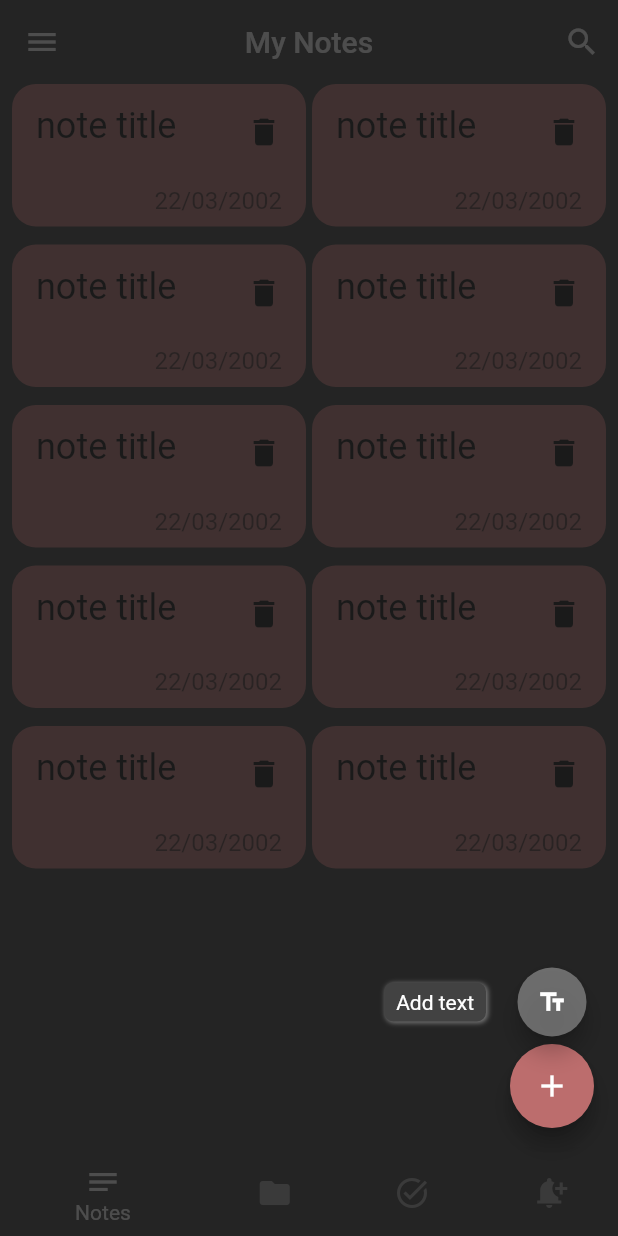
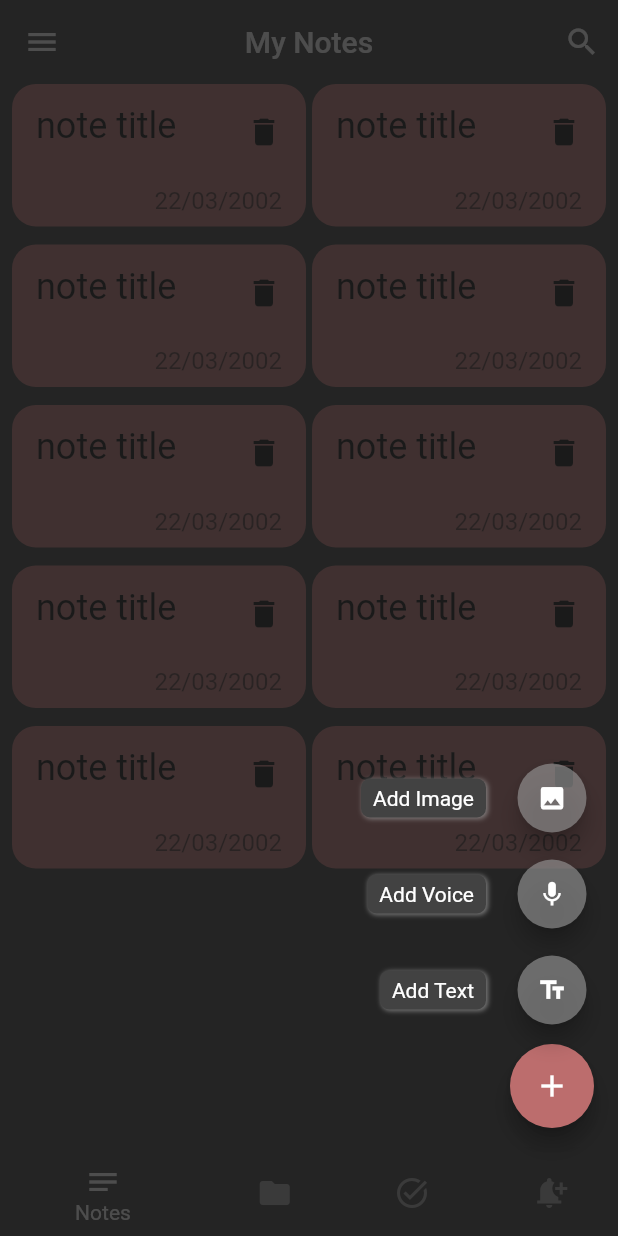
Before and after one commit to mellatilaid/notes-app, a Flutter app: the screen it shows after launch, after a tap on the "add" icon, on a phone screen of 412 x 824 dp. Run offline on Flutter 3.47's test engine with Material 2 defaults, Android fonts, the phone set to English and light mode, and no system bars; drawn by our look-alikes of flutter_speed_dial.

Commit message:
add (add note options) to add note aptions speed dial

```diff
--- a/lib/widgets/add_note_options_speed_dial.dart
+++ b/lib/widgets/add_note_options_speed_dial.dart
@@ -14,21 +14,36 @@ class AddNoteOptionsSpeedDial extends StatelessWidget {
       icon: Icons.add,
       backgroundColor: kPrimaryColor,
       foregroundColor: Colors.white,
+      spaceBetweenChildren: 8,
       children: [
-        SpeedDialChild(
-          child: const Icon(Icons.text_fields),
-          // The background color of the mini FAB
-          backgroundColor: Colors.grey.withOpacity(0.6),
-          // The foreground color of the mini FAB
-          foregroundColor: Colors.white,
-          // The label of the mini FAB
-          label: 'Add text',
-          // The action to perform when the mini FAB is tapped
-          onTap: () {
-            // Add your logic for adding text here
-          },
+        customSpeedDialChild(
+          icon: const Icon(Icons.text_fields),
+          label: 'Add Text',
+        ),
+        customSpeedDialChild(
+          icon: const Icon(Icons.mic),
+          label: 'Add Voice',
+        ),
+        customSpeedDialChild(
+          icon: const Icon(Icons.image),
+          label: 'Add Image',
         ),
       ],
     );
   }
+
+  SpeedDialChild customSpeedDialChild(
+      {required Icon icon, required String label, VoidCallback? onTap}) {
+    return SpeedDialChild(
+      child: icon,
+      // The background color of the mini FAB
+      backgroundColor: Colors.grey.withOpacity(0.6),
+      // The foreground color of the mini FAB
+      foregroundColor: Colors.white,
+      // The label of the mini FAB
+      label: label,
+      // The action to perform when the mini FAB is tapped
+      onTap: onTap,
+    );
+  }
 }
```
